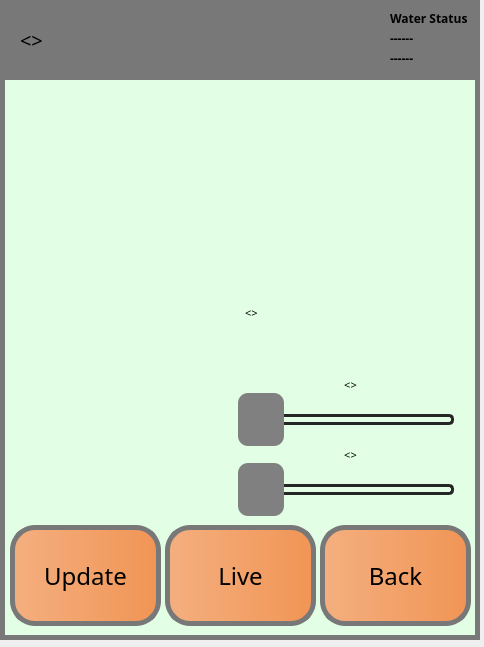
Qt form Software/code/form.ui (Ulnooweg/GroBot) before a commit.
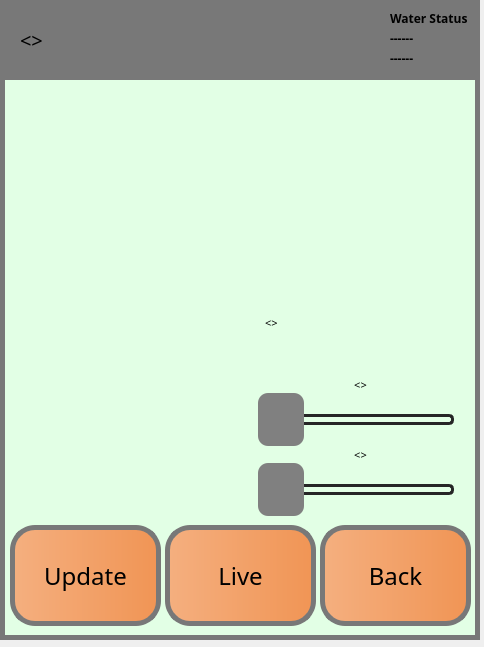
The same form after that commit. Custom widgets are drawn as their Qt base class.

Commit message: Cosmetic and functional changes to domain_slider

The edit to the form file:
```diff
--- a/Software/code/form.ui
+++ b/Software/code/form.ui
@@ -310,10 +310,10 @@
     <widget class="PlotWidget" name="graphwindow" native="true">
      <property name="geometry">
       <rect>
-       <x>10</x>
-       <y>10</y>
-       <width>211</width>
-       <height>211</height>
+       <x>0</x>
+       <y>5</y>
+       <width>241</width>
+       <height>218</height>
       </rect>
      </property>
     </widget>
@@ -347,30 +347,30 @@
     <widget class="PlotWidget" name="graphwindow_2" native="true">
      <property name="geometry">
       <rect>
-       <x>250</x>
-       <y>10</y>
-       <width>211</width>
-       <height>211</height>
+       <x>240</x>
+       <y>5</y>
+       <width>231</width>
+       <height>218</height>
       </rect>
      </property>
     </widget>
     <widget class="PlotWidget" name="graphwindow_3" native="true">
      <property name="geometry">
       <rect>
-       <x>10</x>
-       <y>230</y>
-       <width>211</width>
-       <height>211</height>
+       <x>0</x>
+       <y>220</y>
+       <width>241</width>
+       <height>218</height>
       </rect>
      </property>
     </widget>
     <widget class="QLabel" name="monitordata_data_label">
      <property name="geometry">
       <rect>
-       <x>240</x>
-       <y>230</y>
-       <width>211</width>
-       <height>61</height>
+       <x>260</x>
+       <y>240</y>
+       <width>201</width>
+       <height>51</height>
       </rect>
      </property>
      <property name="font">
@@ -389,9 +389,9 @@
     <widget class="QSlider" name="graphdomain_slider">
      <property name="geometry">
       <rect>
-       <x>230</x>
+       <x>250</x>
        <y>310</y>
-       <width>231</width>
+       <width>211</width>
        <height>68</height>
       </rect>
      </property>
@@ -420,7 +420,7 @@
       <number>10</number>
      </property>
      <property name="maximum">
-      <number>250</number>
+      <number>100</number>
      </property>
      <property name="orientation">
       <enum>Qt::Orientation::Horizontal</enum>
@@ -429,9 +429,9 @@
     <widget class="QSlider" name="probe_x_slider">
      <property name="geometry">
       <rect>
-       <x>230</x>
+       <x>250</x>
        <y>380</y>
-       <width>231</width>
+       <width>211</width>
        <height>68</height>
       </rect>
      </property>
@@ -469,7 +469,7 @@
     <widget class="QLabel" name="graphdomain_label">
      <property name="geometry">
       <rect>
-       <x>240</x>
+       <x>250</x>
        <y>300</y>
        <width>211</width>
        <height>21</height>
@@ -491,7 +491,7 @@
     <widget class="QLabel" name="probedata_label">
      <property name="geometry">
       <rect>
-       <x>240</x>
+       <x>250</x>
        <y>370</y>
        <width>211</width>
        <height>21</height>
```
The commit also changes 1 other file.
